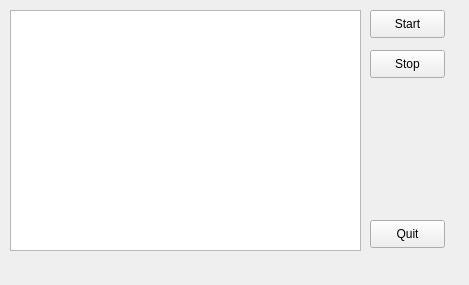
Above: src/gui/svmacsgui.ui from dapicester/svmacs before the change. Below: the same form after it.
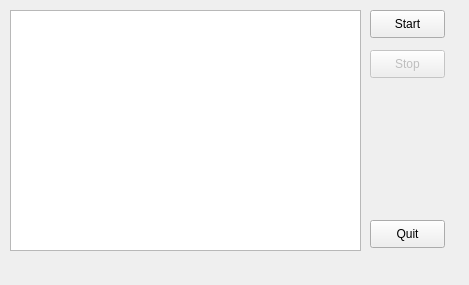
That is the form after the change.

Patch:
```diff
--- a/src/gui/svmacsgui.ui
+++ b/src/gui/svmacsgui.ui
@@ -45,6 +45,9 @@
    </property>
   </widget>
   <widget class="QPushButton" name="stopButton" >
+   <property name="enabled" >
+    <bool>false</bool>
+   </property>
    <property name="geometry" >
     <rect>
      <x>370</x>
```
